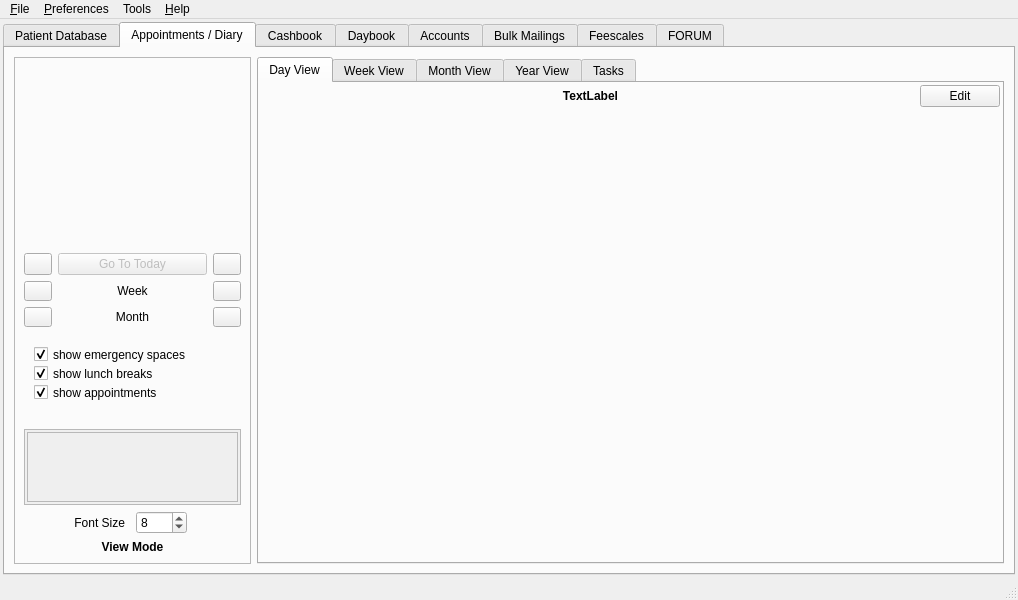
Qt form src/openmolar/qt-designer/main.ui (rowinggolfer/openmolar1) before a commit.
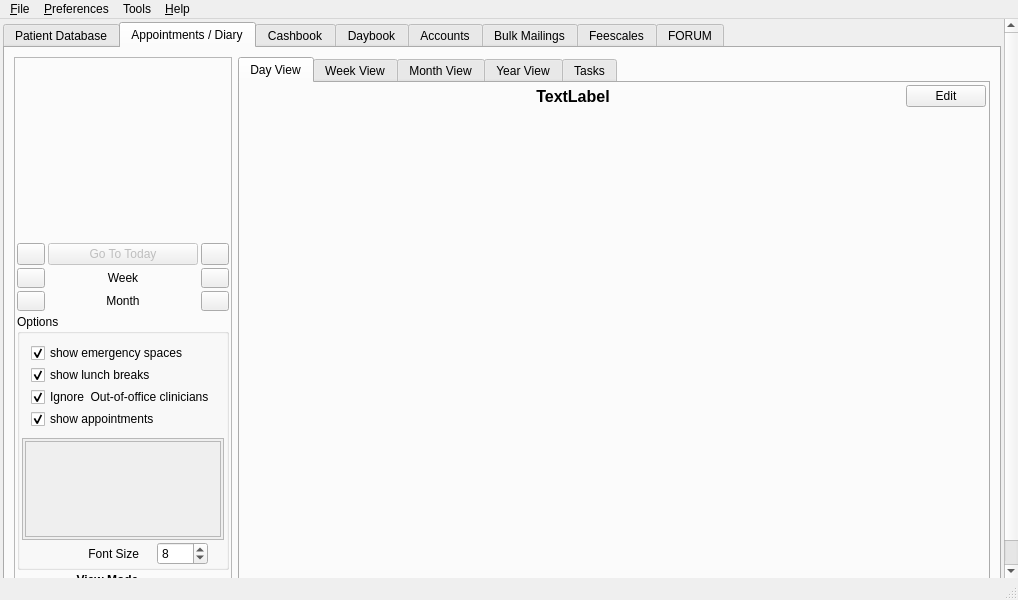
The same form after that commit. The open tabs and pages were chosen to show the change. Icons and pictures are not drawn.

Commit message: improved (I hope) layouts for the diaries.

Patch:
```diff
--- a/src/openmolar/qt-designer/main.ui
+++ b/src/openmolar/qt-designer/main.ui
@@ -63,7 +63,7 @@
          <x>0</x>
          <y>0</y>
          <width>997</width>
-         <height>576</height>
+         <height>586</height>
         </rect>
        </property>
        <layout class="QHBoxLayout" name="horizontalLayout_7">
@@ -472,7 +472,7 @@
                        <rect>
                         <x>0</x>
                         <y>0</y>
-                        <width>476</width>
+                        <width>642</width>
                         <height>469</height>
                        </rect>
                       </property>
@@ -1710,7 +1710,7 @@
                        <rect>
                         <x>0</x>
                         <y>0</y>
-                        <width>558</width>
+                        <width>642</width>
                         <height>504</height>
                        </rect>
                       </property>
@@ -2121,7 +2121,7 @@
                        <rect>
                         <x>0</x>
                         <y>0</y>
-                        <width>324</width>
+                        <width>650</width>
                         <height>484</height>
                        </rect>
                       </property>
@@ -2490,7 +2490,7 @@
                        <rect>
                         <x>0</x>
                         <y>0</y>
-                        <width>508</width>
+                        <width>642</width>
                         <height>429</height>
                        </rect>
                       </property>
@@ -2759,8 +2759,8 @@
                        <rect>
                         <x>0</x>
                         <y>0</y>
-                        <width>109</width>
-                        <height>134</height>
+                        <width>459</width>
+                        <height>289</height>
                        </rect>
                       </property>
                       <layout class="QVBoxLayout" name="verticalLayout_5">
@@ -2959,7 +2959,7 @@
                           <rect>
                            <x>0</x>
                            <y>0</y>
-                           <width>98</width>
+                           <width>497</width>
                            <height>200</height>
                           </rect>
                          </property>
@@ -2992,7 +2992,7 @@
                        <rect>
                         <x>0</x>
                         <y>0</y>
-                        <width>197</width>
+                        <width>217</width>
                         <height>544</height>
                        </rect>
                       </property>
@@ -3365,7 +3365,7 @@
                        <rect>
                         <x>0</x>
                         <y>0</y>
-                        <width>267</width>
+                        <width>644</width>
                         <height>392</height>
                        </rect>
                       </property>
@@ -3685,8 +3685,8 @@
                    <rect>
                     <x>0</x>
                     <y>0</y>
-                    <width>98</width>
-                    <height>28</height>
+                    <width>108</width>
+                    <height>58</height>
                    </rect>
                   </property>
                   <layout class="QVBoxLayout" name="verticalLayout_20">
@@ -3817,7 +3817,13 @@
                <enum>QFrame::Raised</enum>
               </property>
               <layout class="QGridLayout" name="gridLayout_5">
-               <item row="0" column="0" colspan="4">
+               <property name="margin">
+                <number>2</number>
+               </property>
+               <property name="spacing">
+                <number>3</number>
+               </property>
+               <item row="0" column="0" colspan="3">
                 <widget class="QWidget" name="apptOVcalendar_placeholder" native="true">
                  <property name="sizePolicy">
                   <sizepolicy hsizetype="Fixed" vsizetype="Preferred">
@@ -3856,7 +3862,7 @@
                  </property>
                 </widget>
                </item>
-               <item row="1" column="1" colspan="2">
+               <item row="1" column="1">
                 <widget class="QPushButton" name="goTodayPushButton">
                  <property name="enabled">
                   <bool>false</bool>
@@ -3876,7 +3882,7 @@
                  </property>
                 </widget>
                </item>
-               <item row="1" column="3">
+               <item row="1" column="2">
                 <widget class="QPushButton" name="apptNextDay_pushButton">
                  <property name="maximumSize">
                   <size>
@@ -3910,7 +3916,7 @@
                  </property>
                 </widget>
                </item>
-               <item row="2" column="1" colspan="2">
+               <item row="2" column="1">
                 <widget class="QLabel" name="label_62">
                  <property name="maximumSize">
                   <size>
@@ -3926,7 +3932,7 @@
                  </property>
                 </widget>
                </item>
-               <item row="2" column="3">
+               <item row="2" column="2">
                 <widget class="QPushButton" name="aptOVnextweek">
                  <property name="maximumSize">
                   <size>
@@ -3960,7 +3966,7 @@
                  </property>
                 </widget>
                </item>
-               <item row="3" column="1" colspan="2">
+               <item row="3" column="1">
                 <widget class="QLabel" name="label_63">
                  <property name="maximumSize">
                   <size>
@@ -3976,7 +3982,7 @@
                  </property>
                 </widget>
                </item>
-               <item row="3" column="3">
+               <item row="3" column="2">
                 <widget class="QPushButton" name="aptOVnextmonth">
                  <property name="maximumSize">
                   <size>
@@ -3993,27 +3999,12 @@
                  </property>
                 </widget>
                </item>
-               <item row="5" column="0" colspan="4">
-                <widget class="QScrollArea" name="aptOVdentscrollArea">
-                 <property name="maximumSize">
-                  <size>
-                   <width>16777215</width>
-                   <height>16777215</height>
-                  </size>
+               <item row="4" column="0" colspan="3">
+                <widget class="QGroupBox" name="groupBox_14">
+                 <property name="title">
+                  <string>Options</string>
                  </property>
-                 <property name="widgetResizable">
-                  <bool>true</bool>
-                 </property>
-                 <widget class="QWidget" name="scrollAreaWidgetContents">
-                  <property name="geometry">
-                   <rect>
-                    <x>0</x>
-                    <y>0</y>
-                    <width>198</width>
-                    <height>88</height>
-                   </rect>
-                  </property>
-                  <layout class="QVBoxLayout" name="verticalLayout_3">
+                 <layout class="QVBoxLayout" name="verticalLayout_22">
                    <property name="spacing">
                     <number>2</number>
                    </property>
@@ -4021,90 +4012,30 @@
                     <number>2</number>
                    </property>
                    <item>
-                    <widget class="QFrame" name="aptOVdents_frame">
-                     <property name="frameShape">
-                      <enum>QFrame::StyledPanel</enum>
-                     </property>
-                     <property name="frameShadow">
-                      <enum>QFrame::Raised</enum>
-                     </property>
-                    </widget>
-                   </item>
-                  </layout>
-                 </widget>
-                </widget>
-               </item>
-               <item row="6" column="0" colspan="2">
-                <widget class="QLabel" name="label_42">
-                 <property name="maximumSize">
-                  <size>
-                   <width>101</width>
-                   <height>16777215</height>
-                  </size>
-                 </property>
-                 <property name="text">
-                  <string>Font Size</string>
-                 </property>
-                 <property name="alignment">
-                  <set>Qt::AlignRight|Qt::AlignTrailing|Qt::AlignVCenter</set>
-                 </property>
-                </widget>
-               </item>
-               <item row="6" column="2" colspan="2">
-                <widget class="QSpinBox" name="fontSize_spinBox">
-                 <property name="maximumSize">
-                  <size>
-                   <width>51</width>
-                   <height>16777215</height>
-                  </size>
-                 </property>
-                 <property name="minimum">
-                  <number>4</number>
-                 </property>
-                 <property name="maximum">
-                  <number>16</number>
-                 </property>
-                 <property name="value">
-                  <number>8</number>
-                 </property>
-                </widget>
-               </item>
-               <item row="7" column="0" colspan="4">
-                <widget class="QLabel" name="aptOVmode_label">
-                 <property name="font">
-                  <font>
-                   <weight>75</weight>
-                   <bold>true</bold>
-                  </font>
-                 </property>
-                 <property name="text">
-                  <string>View Mode</string>
-                 </property>
-                 <property name="alignment">
-                  <set>Qt::AlignCenter</set>
-                 </property>
-                </widget>
-               </item>
-               <item row="4" column="0" colspan="4">
                 <widget class="QStackedWidget" name="diary_stackedWidget">
                  <property name="sizePolicy">
-                  <sizepolicy hsizetype="Preferred" vsizetype="Minimum">
+                     <sizepolicy hsizetype="Preferred" vsizetype="Preferred">
                    <horstretch>0</horstretch>
                    <verstretch>0</verstretch>
                   </sizepolicy>
                  </property>
+                    <property name="maximumSize">
+                     <size>
+                      <width>16777215</width>
+                      <height>100</height>
+                     </size>
+                    </property>
                  <property name="currentIndex">
                   <number>0</number>
                  </property>
-                 <widget class="QWidget" name="page_3">
+                    <widget class="QWidget" name="dayViewPage">
                   <layout class="QVBoxLayout" name="verticalLayout_4">
-                   <item>
-                    <widget class="QRadioButton" name="dayView_all_radioButton">
-                     <property name="text">
-                      <string>Show All Active Books</string>
-                     </property>
-                    </widget>
-                   </item>
+                      <property name="spacing">
+                       <number>2</number>
+                      </property>
+                      <property name="margin">
+                       <number>2</number>
+                      </property>
                    <item>
                     <widget class="QRadioButton" name="dayView_smart_radioButton">
                      <property name="text">
@@ -4118,22 +4049,16 @@
                    <item>
                     <widget class="QRadioButton" name="dayView_selectedBooks_radioButton">
                      <property name="text">
-                      <string>Show Only those selected below</string>
+                         <string>Show Books  selected below</string>
                      </property>
                     </widget>
                    </item>
                   </layout>
                  </widget>
                  <widget class="QWidget" name="week_controls">
+                     <layout class="QVBoxLayout" name="verticalLayout_23">
+                      <item>
                   <widget class="QCheckBox" name="aptOV_emergencycheckBox">
-                   <property name="geometry">
-                    <rect>
-                     <x>10</x>
-                     <y>12</y>
-                     <width>180</width>
-                     <height>19</height>
-                    </rect>
-                   </property>
                    <property name="text">
                     <string>show emergency spaces</string>
                    </property>
@@ -4141,15 +4066,9 @@
                     <bool>true</bool>
                    </property>
                   </widget>
+                      </item>
+                      <item>
                   <widget class="QCheckBox" name="aptOV_lunchcheckBox">
-                   <property name="geometry">
-                    <rect>
-                     <x>10</x>
-                     <y>31</y>
-                     <width>180</width>
-                     <height>19</height>
-                    </rect>
-                   </property>
                    <property name="text">
                     <string>show lunch breaks</string>
                    </property>
@@ -4157,15 +4076,19 @@
                     <bool>true</bool>
                    </property>
                   </widget>
+                      </item>
+                      <item>
+                       <widget class="QCheckBox" name="weekView_outOfOffice_checkBox">
+                        <property name="text">
+                         <string>Ignore  Out-of-office clinicians</string>
+                        </property>
+                        <property name="checked">
+                         <bool>true</bool>
+                        </property>
+                       </widget>
+                      </item>
+                      <item>
                   <widget class="QCheckBox" name="aptOV_apptscheckBox">
-                   <property name="geometry">
-                    <rect>
-                     <x>10</x>
-                     <y>50</y>
-                     <width>180</width>
-                     <height>19</height>
-                    </rect>
-                   </property>
                    <property name="text">
                     <string>show appointments</string>
                    </property>
@@ -4173,6 +4096,8 @@
                     <bool>true</bool>
                    </property>
                   </widget>
+                      </item>
+                     </layout>
                  </widget>
                  <widget class="QWidget" name="page_4">
                   <widget class="QLabel" name="label_47">
@@ -4180,12 +4105,12 @@
                     <rect>
                      <x>40</x>
                      <y>30</y>
-                     <width>44</width>
-                     <height>13</height>
+                        <width>111</width>
+                        <height>16</height>
                     </rect>
                    </property>
                    <property name="text">
-                    <string>Month</string>
+                       <string>Month Options</string>
                    </property>
                   </widget>
                  </widget>
@@ -4221,6 +4146,117 @@
                  </widget>
                 </widget>
                </item>
+                  <item>
+                   <widget class="QScrollArea" name="aptOVdentscrollArea">
+                    <property name="minimumSize">
+                     <size>
+                      <width>0</width>
+                      <height>100</height>
+                     </size>
+                    </property>
+                    <property name="maximumSize">
+                     <size>
+                      <width>16777215</width>
+                      <height>16777215</height>
+                     </size>
+                    </property>
+                    <property name="widgetResizable">
+                     <bool>true</bool>
+                    </property>
+                    <widget class="QWidget" name="scrollAreaWidgetContents">
+                     <property name="geometry">
+                      <rect>
+                       <x>0</x>
+                       <y>0</y>
+                       <width>186</width>
+                       <height>99</height>
+                      </rect>
+                     </property>
+                     <layout class="QVBoxLayout" name="verticalLayout_3">
+                      <property name="spacing">
+                       <number>2</number>
+                      </property>
+                      <property name="margin">
+                       <number>2</number>
+                      </property>
+                      <item>
+                       <widget class="QFrame" name="aptOVdents_frame">
+                        <property name="sizePolicy">
+                         <sizepolicy hsizetype="Preferred" vsizetype="Expanding">
+                          <horstretch>0</horstretch>
+                          <verstretch>0</verstretch>
+                         </sizepolicy>
+                        </property>
+                        <property name="frameShape">
+                         <enum>QFrame::StyledPanel</enum>
+                        </property>
+                        <property name="frameShadow">
+                         <enum>QFrame::Raised</enum>
+                        </property>
+                       </widget>
+                      </item>
+                     </layout>
+                    </widget>
+                   </widget>
+                  </item>
+                  <item>
+                   <layout class="QHBoxLayout" name="horizontalLayout_17">
+                    <item>
+                     <widget class="QLabel" name="label_42">
+                      <property name="maximumSize">
+                       <size>
+                        <width>101</width>
+                        <height>16777215</height>
+                       </size>
+                      </property>
+                      <property name="text">
+                       <string>Font Size</string>
+                      </property>
+                      <property name="alignment">
+                       <set>Qt::AlignRight|Qt::AlignTrailing|Qt::AlignVCenter</set>
+                      </property>
+                     </widget>
+                    </item>
+                    <item>
+                     <widget class="QSpinBox" name="fontSize_spinBox">
+                      <property name="maximumSize">
+                       <size>
+                        <width>51</width>
+                        <height>16777215</height>
+                       </size>
+                      </property>
+                      <property name="minimum">
+                       <number>4</number>
+                      </property>
+                      <property name="maximum">
+                       <number>16</number>
+                      </property>
+                      <property name="value">
+                       <number>8</number>
+                      </property>
+                     </widget>
+                    </item>
+                   </layout>
+                  </item>
+                 </layout>
+                </widget>
+               </item>
+               <item row="5" column="0" colspan="2">
+                <widget class="QLabel" name="aptOVmode_label">
+                 <property name="font">
+                  <font>
+                   <weight>75</weight>
+                   <bold>true</bold>
+                  </font>
+                 </property>
+                 <property name="text">
+                  <string>View Mode</string>
+                 </property>
+                 <property name="alignment">
+                  <set>Qt::AlignCenter</set>
+                 </property>
+                </widget>
+               </item>
               </layout>
              </widget>
             </item>
@@ -4234,22 +4270,36 @@
                 <string>Day View</string>
                </attribute>
                <layout class="QGridLayout" name="gridLayout_11">
-                <property name="leftMargin">
+                <property name="margin">
                  <number>2</number>
                 </property>
-                <property name="topMargin">
-                 <number>2</number>
-                </property>
-                <property name="rightMargin">
-                 <number>2</number>
-                </property>
-                <property name="bottomMargin">
-                 <number>0</number>
-                </property>
                 <property name="spacing">
-                 <number>0</number>
+                 <number>2</number>
                 </property>
-                <item row="0" column="2">
+                <item row="0" column="0">
+                 <widget class="QLabel" name="daymemo_label">
+                  <property name="sizePolicy">
+                   <sizepolicy hsizetype="Expanding" vsizetype="Preferred">
+                    <horstretch>0</horstretch>
+                    <verstretch>0</verstretch>
+                   </sizepolicy>
+                  </property>
+                  <property name="font">
+                   <font>
+                    <pointsize>12</pointsize>
+                    <weight>75</weight>
+                    <bold>true</bold>
+                   </font>
+                  </property>
+                  <property name="text">
+                   <string>TextLabel</string>
+                  </property>
+                  <property name="alignment">
+                   <set>Qt::AlignCenter</set>
+                  </property>
+                 </widget>
+                </item>
+                <item row="0" column="1">
                  <widget class="QPushButton" name="edit_daymemo_pushButton">
                   <property name="text">
                    <string>Edit</string>
@@ -4260,7 +4310,7 @@
                   </property>
                  </widget>
                 </item>
-                <item row="1" column="0" colspan="3">
+                <item row="1" column="0" colspan="2">
                  <widget class="QSplitter" name="dayView_splitter">
                   <property name="minimumSize">
                    <size>
@@ -4281,29 +4331,7 @@
                    <enum>Qt::Horizontal</enum>
                   </property>
                   <property name="handleWidth">
-                   <number>3</number>
-                  </property>
-                 </widget>
-                </item>
-                <item row="0" column="1">
-                 <widget class="QLabel" name="daymemo_label">
-                  <property name="sizePolicy">
-                   <sizepolicy hsizetype="Expanding" vsizetype="Preferred">
-                    <horstretch>0</horstretch>
-                    <verstretch>0</verstretch>
-                   </sizepolicy>
-                  </property>
-                  <property name="font">
-                   <font>
-                    <weight>75</weight>
-                    <bold>true</bold>
-                   </font>
-                  </property>
-                  <property name="text">
-                   <string>TextLabel</string>
-                  </property>
-                  <property name="alignment">
-                   <set>Qt::AlignCenter</set>
+                   <number>5</number>
                   </property>
                  </widget>
                 </item>
@@ -4342,6 +4370,7 @@
                     <property name="frameShadow">
                      <enum>QFrame::Sunken</enum>
                     </property>
+                    <zorder>frame_18</zorder>
                    </widget>
                   </item>
                   <item row="1" column="1">
@@ -4413,7 +4442,7 @@
                     <property name="minimumSize">
                      <size>
                       <width>0</width>
-                      <height>40</height>
+                      <height>60</height>
                      </size>
                     </property>
                     <property name="frameShape">
@@ -4569,8 +4598,8 @@
                     <rect>
                      <x>0</x>
                      <y>0</y>
-                     <width>98</width>
-                     <height>28</height>
+                     <width>754</width>
+                     <height>455</height>
                     </rect>
                    </property>
                   </widget>
```
Left out of the diff: 1 changed line with no effect on the pictures. Lines whose indentation alone changed are shown as unchanged. The commit also changes 9 other files.
